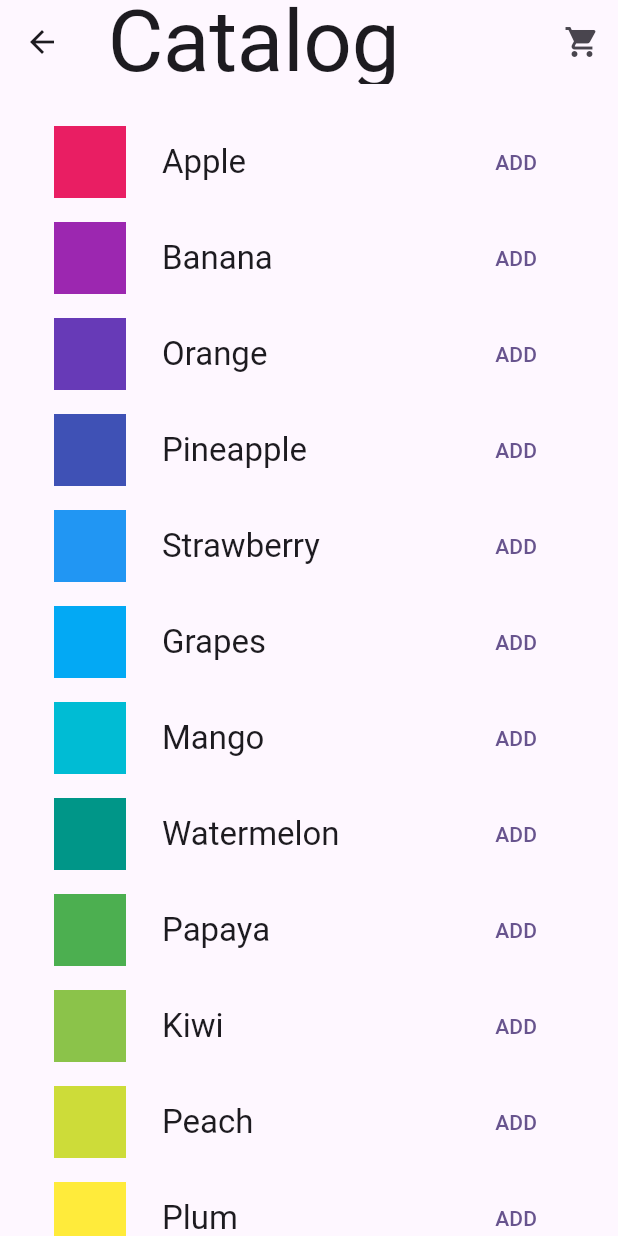
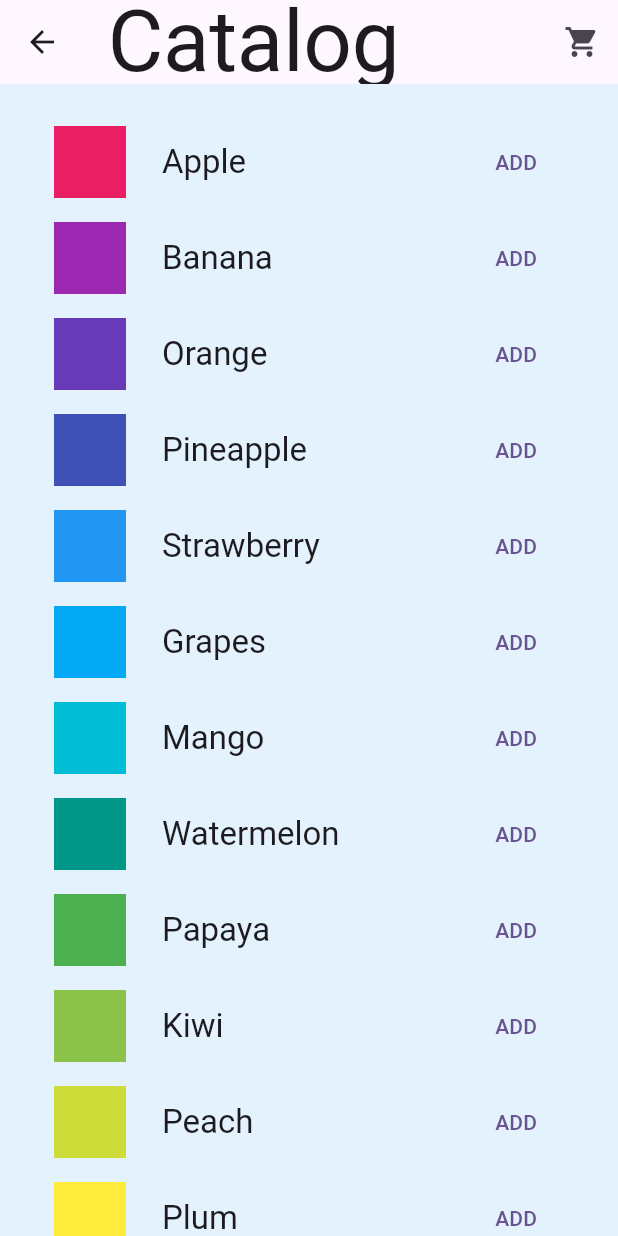
Before and after one commit to hasan-alalash/training_example, a Flutter app: the MyCatalog screen opened directly, on a phone screen of 412 x 824 dp. Run offline on Flutter 3.47's test engine with Material 3 defaults, Android fonts, the phone set to English and light mode, and no system bars.

Commit message:
chang catalog background color

```diff
--- a/lib/screens/catalog.dart
+++ b/lib/screens/catalog.dart
@@ -17,26 +17,26 @@ class MyCatalog extends StatelessWidget {
   Widget build(BuildContext context) {
     /// ToDo build list view of _MyListItem items
     return Scaffold(
+      backgroundColor: Colors.blue[50],
       appBar: _MyAppBar(),
       body: ListView.builder(
           padding: EdgeInsets.all(20),
           itemCount: items.length,
-          itemBuilder:(context,index){
+          itemBuilder: (context, index) {
             return _MyListItem(items[index]);
-          }
-      ),
+          }),
     );
   }
 }
 
 class _AddButton extends StatelessWidget {
   final Item item;
+
   const _AddButton({required this.item});
 
   @override
   Widget build(BuildContext context) {
     /// TODO listen to cart provider
-
 
     return Consumer<CartProvider>(
       builder: (context, provider, child) {
@@ -72,14 +72,14 @@ class _MyAppBar extends StatelessWidget implements PreferredSizeWidget {
             icon: const Icon(Icons.shopping_cart),
             onPressed: () {
               /// TODO open cart screen
-              Navigator.push(context, MaterialPageRoute(builder: (navigatorContext){
+              Navigator.push(context,
+                  MaterialPageRoute(builder: (navigatorContext) {
                 ;
-                return MyCart(
-                );
+                return MyCart();
               }));
             },
           ),
-          builder: (context,provider,child){
+          builder: (context, provider, child) {
             return Badge(
               label: Text("${provider.cart.length}"),
               alignment: AlignmentDirectional.topStart,
@@ -88,13 +88,12 @@ class _MyAppBar extends StatelessWidget implements PreferredSizeWidget {
             );
           },
         ),
-
       ],
     );
   }
 
   @override
-  Size get preferredSize =>const Size.fromHeight(kToolbarHeight);
+  Size get preferredSize => const Size.fromHeight(kToolbarHeight);
 }
 
 class _MyListItem extends StatelessWidget {
```
Lines whose indentation alone changed are shown as unchanged.
